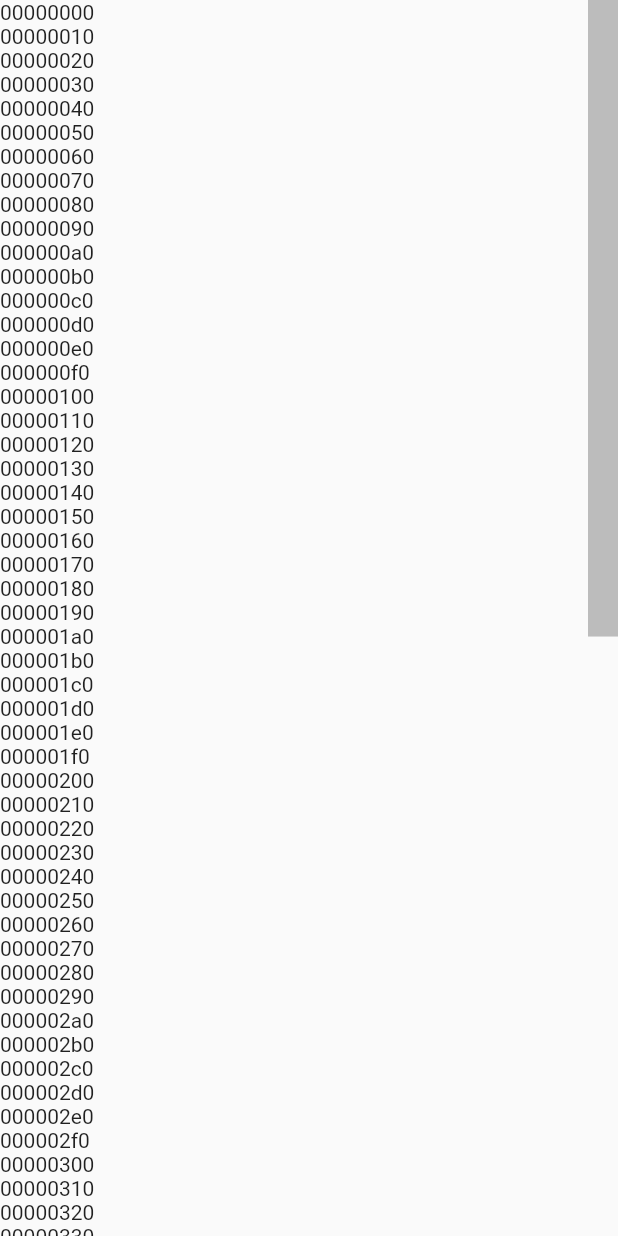
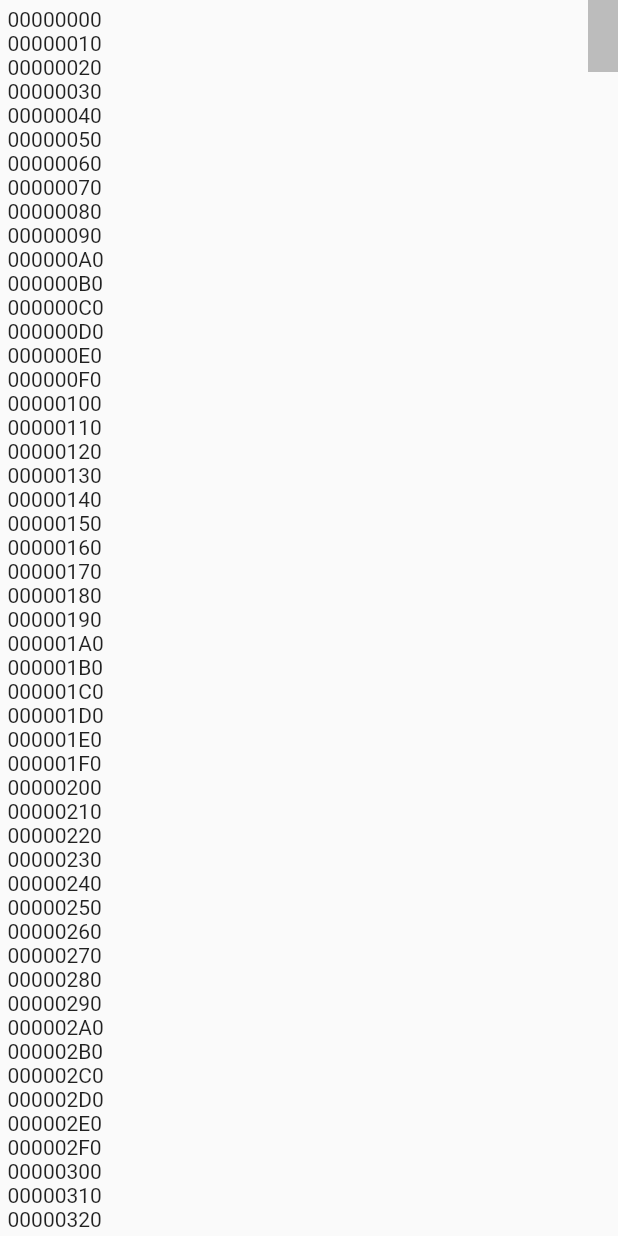
Before and after one commit to Leowbattle/hex_editor, a Flutter app: the screen it shows after launch, on a phone screen of 412 x 824 dp. Run offline on Flutter 3.47's test engine with Material 2 defaults, Android fonts, the light colour scheme and no system bars; Roboto replaces fonts that are missing (Consolas).

Commit message:
Lazily built addresses

```diff
--- a/lib/main.dart
+++ b/lib/main.dart
@@ -36,22 +36,37 @@ class _HexEditorState extends State<HexEditor> {
       isAlwaysShown: true,
       thickness: 20,
       radius: Radius.zero,
-      child: ListView(
-        children: [
-          for (int i = 0; i < 100; i++)
-            Row(
-              children: [
-                Text(
-                  (i * 16).toRadixString(16).padLeft(8, '0'),
-                  style: TextStyle(fontFeatures: [
-                    FontFeature.tabularFigures(),
-                    FontFeature.slashedZero()
-                  ]),
-                ),
-              ],
-            )
-        ],
+      child: ListView.builder(
+        itemBuilder: (_, i) {
+          return Text(
+            (i * 16).toRadixString(16).toUpperCase().padLeft(8, '0'),
+            style: TextStyle(fontFamily: "Consolas"),
+          );
+        },
+        padding: EdgeInsets.all(5),
+        itemCount: 1000,
       ),
     );
+    // return Scrollbar(
+    //   isAlwaysShown: true,
+    //   thickness: 20,
+    //   radius: Radius.zero,
+    //   child: ListView(
+    //     children: [
+    //       for (int i = 0; i < 100; i++)
+    //         Row(
+    //           children: [
+    //             Text(
+    //               (i * 16).toRadixString(16).padLeft(8, '0'),
+    //               style: TextStyle(fontFeatures: [
+    //                 FontFeature.tabularFigures(),
+    //                 FontFeature.slashedZero()
+    //               ]),
+    //             ),
+    //           ],
+    //         )
+    //     ],
+    //   ),
+    // );
   }
 }
```
